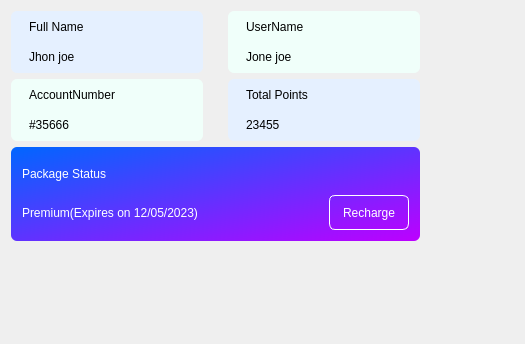
Above: widget/Setting/WAccountPage.ui from yechaoGitHub/AI before the change. Below: the same form after it.
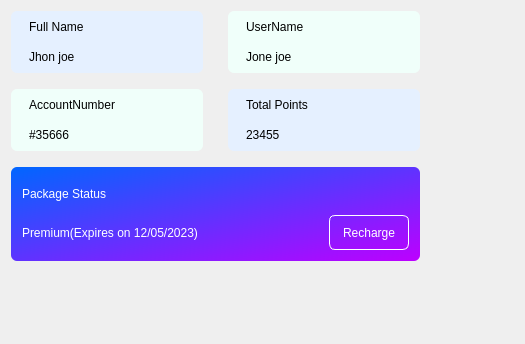
That is the form after the change.

The edit to the form file:
```diff
--- a/widget/Setting/WAccountPage.ui
+++ b/widget/Setting/WAccountPage.ui
@@ -69,10 +69,16 @@
 </string>
   </property>
   <layout class="QHBoxLayout" name="horizontalLayout_4">
+   <property name="spacing">
+    <number>12</number>
+   </property>
    <item>
     <layout class="QVBoxLayout" name="verticalLayout_7">
      <item>
       <layout class="QVBoxLayout" name="verticalLayout_6">
+       <property name="spacing">
+        <number>16</number>
+       </property>
        <item>
         <layout class="QHBoxLayout" name="horizontalLayout_2">
          <property name="spacing">
```
